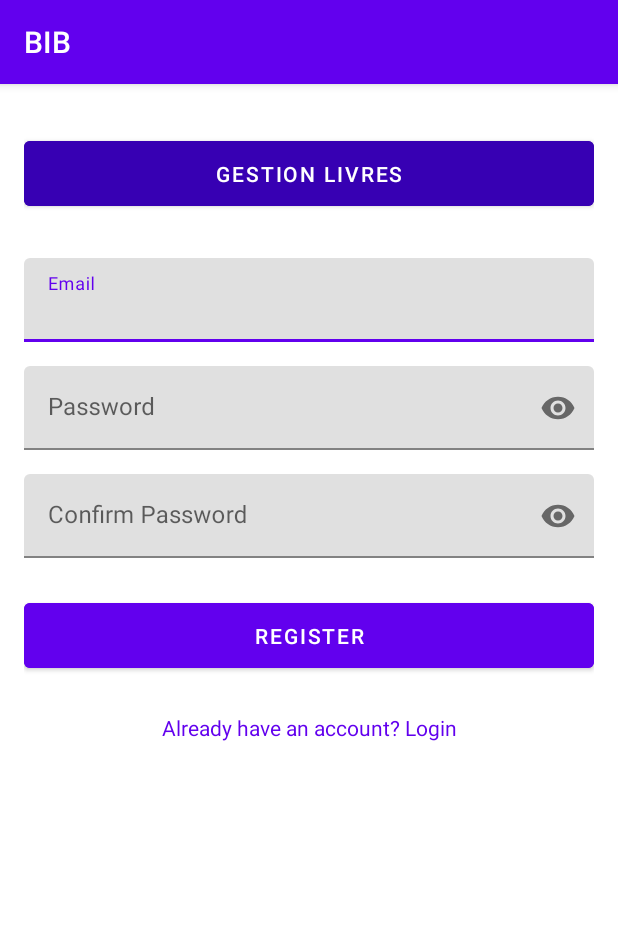
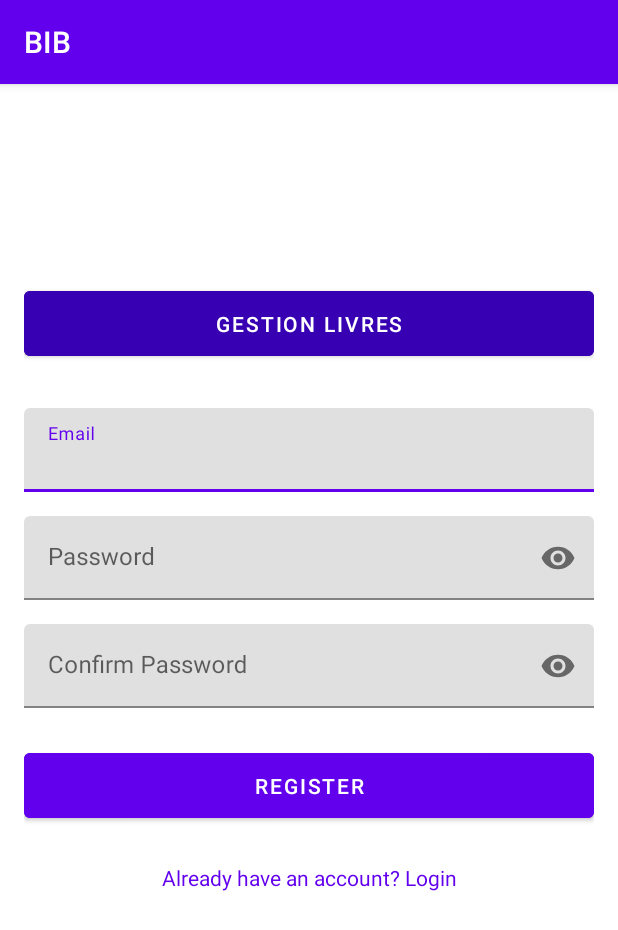
Before and after one commit to HaythemKouka/R-serVite, an Android app: the RegisterActivity screen opened directly, with no data from a screen before it, on a phone screen of 412 x 824 dp. Shown: the top 930 px of the screen. Run offline under Robolectric (Android 15) with nearby library versions, the phone set to English and light mode, and no system bars.

Commit message:
register/login

```diff
--- a/app/src/main/java/com/example/bib/database/DBHelper.java
+++ b/app/src/main/java/com/example/bib/database/DBHelper.java
@@ -62,7 +62,7 @@ public class DBHelper extends SQLiteOpenHelper {
     public void onCreate(SQLiteDatabase db) {
 //        db.execSQL("CREATE TABLE users(username TEXT PRIMARY KEY, password TEXT)");
         // Table des livres
-        db.execSQL("CREATE TABLE IF NOT EXISTS liv&res(" +
+        db.execSQL("CREATE TABLE IF NOT EXISTS livres(" +
                 "id INTEGER PRIMARY KEY AUTOINCREMENT, " +
                 "titre TEXT, " +
                 "auteur TEXT, " +
--- a/app/src/main/res/layout/activity_register.xml
+++ b/app/src/main/res/layout/activity_register.xml
@@ -5,6 +5,7 @@
     android:layout_width="match_parent"
      android:layout_height="match_parent"
     android:padding="16dp"
+     android:layout_marginTop="100dp"
     tools:context=".RegisterActivity">
      <Button
          android:id="@+id/manageBooksBtn"
```
